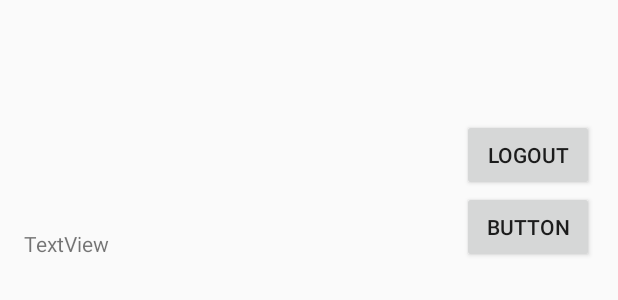
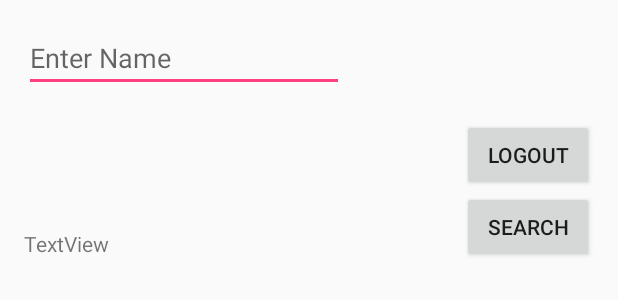
Before and after one commit to dblasena/FinalProject, an Android app: the layout activity_home_page.xml on its own in the app's theme, with its tools: preview values and no code run, on a phone screen of 412 x 824 dp. Shown: the top 300 px of the screen. Run offline under Robolectric (Android 15) with nearby library versions, the phone set to English and light mode, and no system bars.

```diff
--- a/app/src/main/res/layout/activity_home_page.xml
+++ b/app/src/main/res/layout/activity_home_page.xml
@@ -39,11 +39,22 @@
         android:id="@+id/txtjson" />
 
     <Button
-        android:text="Button"
+        android:text="Search"
         android:layout_width="wrap_content"
         android:layout_height="wrap_content"
         android:layout_below="@+id/buttonLogOut"
         android:layout_alignParentRight="true"
         android:layout_alignParentEnd="true"
         android:id="@+id/btnhit" />
+
+    <EditText
+        android:layout_width="wrap_content"
+        android:layout_height="wrap_content"
+        android:inputType="textPersonName"
+        android:ems="10"
+        android:layout_alignParentTop="true"
+        android:layout_toRightOf="@+id/textviewUser"
+        android:layout_toEndOf="@+id/textviewUser"
+        android:id="@+id/editTextName"
+        android:hint="Enter Name" />
 </RelativeLayout>
```
Also changed, not shown: app/src/main/java/dblasena/cis/finalproject/HomePageActivity.java (+8 -2 lines), 1 other file.
